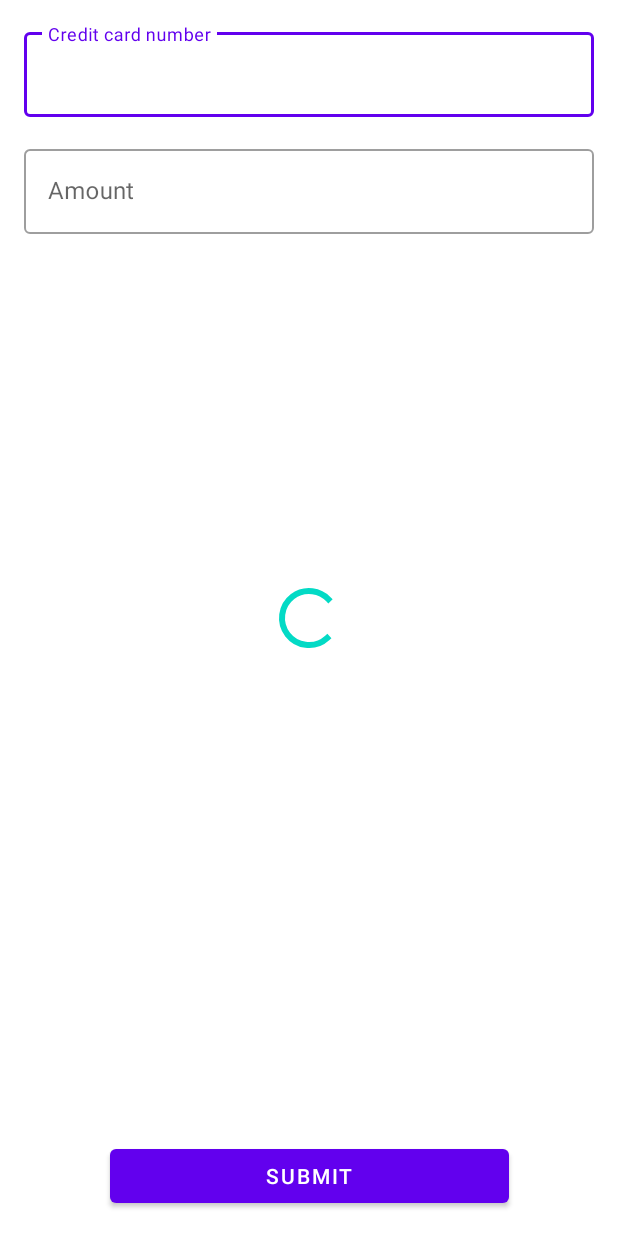
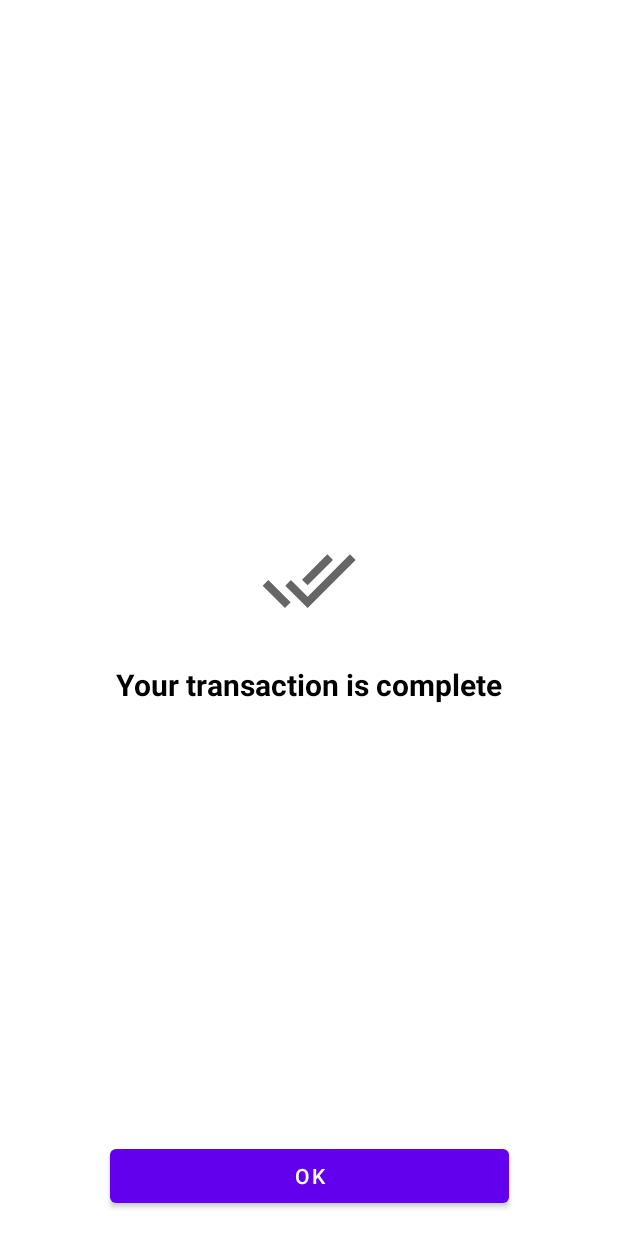
Before and after one commit to NapasPayu/Tamboon, an Android app: the layout fragment_donation_complete.xml on its own in the app's theme, with its tools: preview values and no code run, on a phone screen of 412 x 824 dp. Run offline under Robolectric (Android 15) with nearby library versions, the phone set to English and light mode, and no system bars.

Commit message:
add donation complete screen
implement ui & navigation

```diff
--- a/common-res/src/main/res/values/strings.xml
+++ b/common-res/src/main/res/values/strings.xml
@@ -8,5 +8,5 @@
     <string name="complete">Complete</string>
     <string name="credit_card_number">Credit card number</string>
     <string name="amount">Amount</string>
-
+    <string name="donation_msg_complete">Your transaction is complete</string>
 </resources>
--- a/features/charitylist/src/main/res/layout/charity_item.xml
+++ b/features/charitylist/src/main/res/layout/charity_item.xml
@@ -37,7 +37,6 @@
                 android:text="@{charity.name}"
                 android:textColor="@color/black"
                 android:textSize="@dimen/text_medium"
-                android:textStyle="bold"
                 app:layout_constraintTop_toBottomOf="@+id/image"
                 tools:text="@tools:sample/lorem" />
 
--- a/features/donation/src/main/java/com/napas/tamboon/donation/DonationFragment.kt
+++ b/features/donation/src/main/java/com/napas/tamboon/donation/DonationFragment.kt
@@ -4,6 +4,7 @@ import android.os.Bundle
 import android.view.LayoutInflater
 import android.view.View
 import android.view.ViewGroup
+import androidx.navigation.fragment.findNavController
 import com.napas.tamboon.commonui.base.BaseFragment
 import com.napas.tamboon.donation.databinding.FragmentDonationBinding
 import org.koin.androidx.viewmodel.ext.android.viewModel
@@ -27,9 +28,9 @@ class DonationFragment : BaseFragment() {
     override fun onViewCreated(view: View, savedInstanceState: Bundle?) {
         super.onViewCreated(view, savedInstanceState)
 
-        viewModel.donationResult.observe(viewLifecycleOwner, {
+        viewModel.donationResult.observeSingle(viewLifecycleOwner, {
             it?.let {
-
+                findNavController().navigate(DonationFragmentDirections.actionDonationFragmentToDonationCompleteFragment())
             }
         })
     }
--- a/features/donation/src/main/java/com/napas/tamboon/donation/DonationViewModel.kt
+++ b/features/donation/src/main/java/com/napas/tamboon/donation/DonationViewModel.kt
@@ -4,6 +4,7 @@ import androidx.lifecycle.MediatorLiveData
 import androidx.lifecycle.MutableLiveData
 import androidx.lifecycle.viewModelScope
 import com.napas.tamboon.commonui.base.BaseViewModel
+import com.napas.tamboon.commonui.util.SingleLiveEvent
 import com.napas.tamboon.domain.model.DonationCreation
 import com.napas.tamboon.domain.model.Result
 import com.napas.tamboon.domain.model.ResultWrapper
@@ -17,7 +18,7 @@ class DonationViewModel(
 
     val creditCardNumber = MutableLiveData<String>()
     val amount = MutableLiveData<String>()
-    val donationResult = MutableLiveData<Result>()
+    val donationResult = SingleLiveEvent<Result>()
     val donationValidation = MediatorLiveData<DonationValidation>()
 
     init {
--- /dev/null
+++ b/features/donation/src/main/res/drawable/ic_done.xml
@@ -0,0 +1,10 @@
+<vector xmlns:android="http://schemas.android.com/apk/res/android"
+    android:width="24dp"
+    android:height="24dp"
+    android:tint="?attr/colorControlNormal"
+    android:viewportWidth="24"
+    android:viewportHeight="24">
+    <path
+        android:fillColor="@color/black"
+        android:pathData="M18,7l-1.41,-1.41 -6.34,6.34 1.41,1.41L18,7zM22.24,5.59L11.66,16.17 7.48,12l-1.41,1.41L11.66,19l12,-12 -1.42,-1.41zM0.41,13.41L6,19l1.41,-1.41L1.83,12 0.41,13.41z" />
+</vector>
--- a/features/donation/src/main/res/layout/fragment_donation.xml
+++ b/features/donation/src/main/res/layout/fragment_donation.xml
@@ -21,7 +21,9 @@
             android:layout_width="match_parent"
             android:layout_height="wrap_content"
             android:hint="@string/credit_card_number"
-            app:layout_constraintTop_toTopOf="parent">
+            app:layout_constraintTop_toTopOf="parent"
+            app:counterEnabled="true"
+            app:counterMaxLength="16">
 
             <com.google.android.material.textfield.TextInputEditText
                 android:id="@+id/edit_text_credit_card"
--- a/features/donation/src/main/res/layout/fragment_donation_complete.xml
+++ b/features/donation/src/main/res/layout/fragment_donation_complete.xml
@@ -1,74 +1,47 @@
 <?xml version="1.0" encoding="utf-8"?>
 <layout xmlns:android="http://schemas.android.com/apk/res/android"
-    xmlns:app="http://schemas.android.com/apk/res-auto"
-    xmlns:tools="http://schemas.android.com/tools">
-
-    <data>
-
-        <variable
-            name="viewModel"
-            type="com.napas.tamboon.donation.DonationViewModel" />
-    </data>
+    xmlns:app="http://schemas.android.com/apk/res-auto">
 
     <androidx.constraintlayout.widget.ConstraintLayout
         android:layout_width="match_parent"
         android:layout_height="match_parent"
         android:padding="@dimen/spacing_medium">
 
-        <com.google.android.material.textfield.TextInputLayout
-            android:id="@+id/text_input_layout_credit_card"
-            style="@style/Widget.MaterialComponents.TextInputLayout.OutlinedBox"
-            android:layout_width="match_parent"
+        <androidx.appcompat.widget.AppCompatImageView
+            android:id="@+id/image"
+            android:layout_width="64dp"
+            android:layout_height="64dp"
+            app:layout_constraintBottom_toTopOf="@+id/text"
+            app:layout_constraintEnd_toEndOf="parent"
+            app:layout_constraintStart_toStartOf="parent"
+            app:layout_constraintTop_toTopOf="parent"
+            app:layout_constraintVertical_chainStyle="packed"
+            app:srcCompat="@drawable/ic_done" />
+
+        <TextView
+            android:id="@+id/text"
+            android:layout_width="wrap_content"
             android:layout_height="wrap_content"
-            android:hint="@string/credit_card_number"
-            app:layout_constraintTop_toTopOf="parent">
-
-            <com.google.android.material.textfield.TextInputEditText
-                android:id="@+id/edit_text_credit_card"
-                android:layout_width="match_parent"
-                android:layout_height="wrap_content"
-                android:inputType="number"
-                android:maxLength="16"
-                android:text="@={viewModel.creditCardNumber}" />
-        </com.google.android.material.textfield.TextInputLayout>
-
-        <com.google.android.material.textfield.TextInputLayout
-            android:id="@+id/text_input_layout_amount"
-            style="@style/Widget.MaterialComponents.TextInputLayout.OutlinedBox"
-            android:layout_width="match_parent"
-            android:layout_height="wrap_content"
-            android:layout_marginTop="@dimen/spacing_medium"
-            android:hint="@string/amount"
-            app:layout_constraintTop_toBottomOf="@+id/text_input_layout_credit_card">
-
-            <com.google.android.material.textfield.TextInputEditText
-                android:id="@+id/edit_text_amount"
-                android:layout_width="match_parent"
-                android:layout_height="wrap_content"
-                android:inputType="number"
-                android:text="@={viewModel.amount}" />
-        </com.google.android.material.textfield.TextInputLayout>
+            android:layout_marginTop="@dimen/spacing_large"
+            android:text="@string/donation_msg_complete"
+            android:textColor="@color/black"
+            android:textSize="@dimen/text_large"
+            android:textStyle="bold"
+            app:layout_constraintBottom_toBottomOf="parent"
+            app:layout_constraintEnd_toEndOf="parent"
+            app:layout_constraintStart_toStartOf="parent"
+            app:layout_constraintTop_toBottomOf="@+id/image" />
 
         <com.google.android.material.button.MaterialButton
-            android:id="@+id/button_submit"
+            android:id="@+id/button_ok"
             android:layout_width="0dp"
             android:layout_height="wrap_content"
-            android:enabled="@{viewModel.donationValidation.isValid}"
-            android:text="@string/submit"
+            android:text="@string/ok"
             app:layout_constraintBottom_toBottomOf="parent"
             app:layout_constraintEnd_toEndOf="parent"
             app:layout_constraintStart_toStartOf="parent"
             app:layout_constraintWidth_percent="0.7" />
 
-        <ProgressBar
-            android:id="@+id/progress"
-            android:layout_width="wrap_content"
-            android:layout_height="wrap_content"
-            app:isVisible="@{viewModel.loadingEvent}"
-            app:layout_constraintBottom_toBottomOf="parent"
-            app:layout_constraintEnd_toEndOf="parent"
-            app:layout_constraintStart_toStartOf="parent"
-            app:layout_constraintTop_toTopOf="parent" />
     </androidx.constraintlayout.widget.ConstraintLayout>
 
 </layout>
```
Also changed, not shown: features/donation/src/main/java/com/napas/tamboon/donation/DonationCompleteFragment.kt (+7 -17 lines), navigation/src/main/res/navigation/nav_graph.xml (+12 -1 lines).
